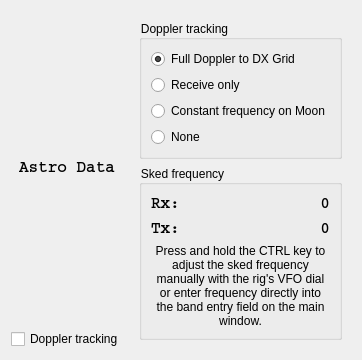
Old version of the form astro.ui in the repository saitohirga/WSJT-X.
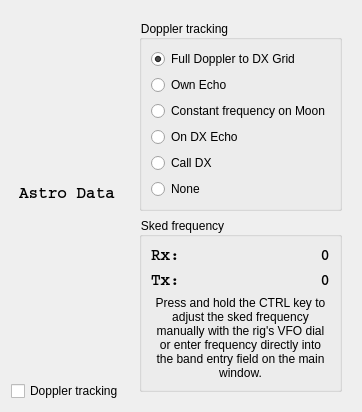
New version of the form.

Commit message: Enhancements to Doppler tracking capabilities for EME.  Thanks to G3WDG!

```diff
--- a/astro.ui
+++ b/astro.ui
@@ -53,7 +53,7 @@
             <string>&lt;html&gt;&lt;head/&gt;&lt;body&gt;&lt;p&gt;Both stations do full correction to their QSO partner's grid square during receive, no correction is applied on transmit.&lt;/p&gt;&lt;p&gt;This mode facilitates accurate Doppler shift correction when one or both stations have a rig that does not accept CAT QSY commands while transmitting.&lt;/p&gt;&lt;/body&gt;&lt;/html&gt;</string>
            </property>
            <property name="text">
-            <string>Receive only</string>
+            <string>Own Echo</string>
            </property>
           </widget>
          </item>
@@ -70,6 +70,32 @@
            </property>
           </widget>
          </item>
+		 <item>
+          <widget class="QRadioButton" name="rbOnDxEcho">
+           <property name="toolTip">
+            <string>&lt;html&gt;&lt;head/&gt;&lt;body&gt;&lt;p&gt;DX station announces their TX Freq, which is entered as the Sked Freq. Correction applied to RX and TX so you appear on the DX's station's own echo Freq.&lt;/p&gt;&lt;p&gt;If the rig does not accept CAT QSY commands while transmitting a single correction is applied for the whole transmit period.&lt;/p&gt;&lt;/body&gt;&lt;/html&gt;</string>
+           </property>
+           <property name="text">
+            <string>On DX Echo</string>
+           </property>
+           <property name="checked">
+            <bool>false</bool>
+           </property>
+          </widget>
+         </item>
+          <item>
+          <widget class="QRadioButton" name="rbCallDx">
+           <property name="toolTip">
+            <string>&lt;html&gt;&lt;head/&gt;&lt;body&gt;&lt;p&gt;Tune radio manually and select this mode to put your echo on the same frequency.&lt;/p&gt;&lt;p&gt;If the rig does not accept CAT QSY commands while transmitting a single correction is applied for the whole transmit period.&lt;/p&gt;&lt;/body&gt;&lt;/html&gt;</string>
+           </property>
+           <property name="text">
+            <string>Call DX</string>
+           </property>
+           <property name="checked">
+            <bool>false</bool>
+           </property>
+          </widget>
+         </item>		 
          <item>
           <widget class="QRadioButton" name="rbNoDoppler">
            <property name="toolTip">
```
Left out of the diff: 6 changed lines with no effect on the pictures. The commit also changes 2 other files.
